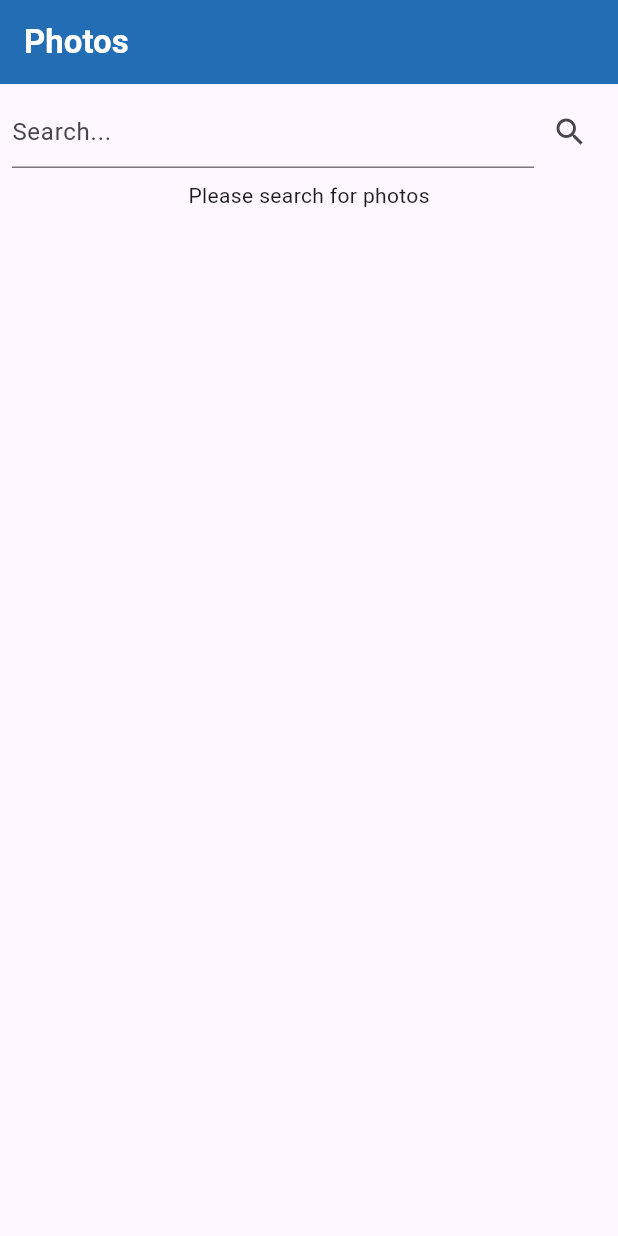
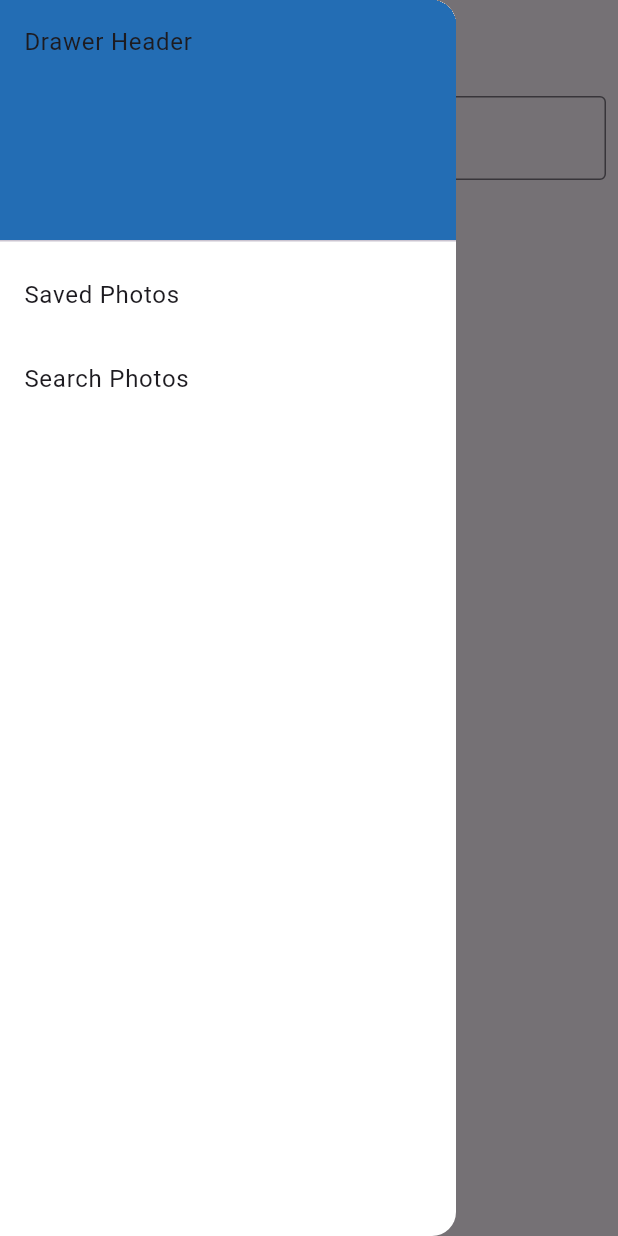
Before and after one commit to ArunkumarGopalakrishnan1998/flutter_photos, a Flutter app: the screen it shows after launch, with the side drawer open (before the commit the screen has no drawer), on a phone screen of 412 x 824 dp. Run offline on Flutter 3.47's test engine with Material 3 defaults, Android fonts, the phone set to English and light mode, and no system bars; our stand-ins replace cached_network_image, dio, photo_view, share_plus.

Commit message:
Final changes

```diff
--- a/lib/main.dart
+++ b/lib/main.dart
@@ -3,8 +3,10 @@ import 'dart:developer';
 import 'package:flutter/material.dart';
 import 'package:cached_network_image/cached_network_image.dart';
 import 'package:photos/preview.dart';
+import 'package:photos/saved.dart';
 import 'package:http/http.dart';
 import 'dart:convert';
+import 'package:flutter_staggered_grid_view/flutter_staggered_grid_view.dart';
 
 void main() {
   runApp(MaterialApp(
@@ -20,7 +22,7 @@ class WDPhotos extends StatefulWidget {
 }
 
 class _WDPhotosState extends State<WDPhotos> {
-  List<String> photos = [];
+  List<Map<String, String>> photos = [];
 
   final TextEditingController searchController = TextEditingController();
   final ScrollController _scrollController = ScrollController();
@@ -47,7 +49,10 @@ class _WDPhotosState extends State<WDPhotos> {
           Map<String, dynamic> jsonData = jsonDecode(resp.body);
           List<dynamic> photos_result = jsonData['photos'];
           for (Map<String, dynamic> photo in photos_result) {
-            photos.add(photo['src']['medium']);
+            photos.add({
+              'thumbnail': photo['src']['small'],
+              'original': photo['src']['original']
+            });
           }
         });
       } else {
@@ -72,11 +77,11 @@ class _WDPhotosState extends State<WDPhotos> {
   Widget build(BuildContext context) {
     return Scaffold(
       appBar: AppBar(
-          backgroundColor: Color.fromRGBO(35, 109, 180, 1),
         title: const Text(
-            'Photos',
-            style: TextStyle(fontWeight: FontWeight.bold, color: Colors.white),
+          'Zoho Photos',
+          style: TextStyle(fontWeight: FontWeight.bold),
         ),
+        backgroundColor: Colors.transparent,
       ),
       body: Column(
         children: [
@@ -92,15 +97,9 @@ class _WDPhotosState extends State<WDPhotos> {
                       controller: searchController,
                       decoration: InputDecoration(
                           hintText: 'Search...',
+                          border: OutlineInputBorder(),
+                          prefixIcon: Icon(Icons.search_outlined)),
                     ),
-                      ),
-                    ),
-                    IconButton(
-                      icon: Icon(Icons.search_sharp),
-                      onPressed: () {
-                        String searchTerm = searchController.text;
-                        getPhotos(searchTerm);
-                      },
                   ),
                 ],
               )),
@@ -111,34 +110,35 @@ class _WDPhotosState extends State<WDPhotos> {
               valueColor: AlwaysStoppedAnimation(Colors.blue),
             )),
           if (photos.length == 0 && !isLoading)
-              Center(
+            Expanded(
+              child: Center(
                 child: Text('Please search for photos'),
+              ),
             )
           else
             Expanded(
-                child: GridView.builder(
-                  physics: ScrollPhysics(),
-                  controller: _scrollController,
-                  padding: const EdgeInsets.all(1),
+              child: MasonryGridView.count(
+                crossAxisCount: 2,
+                mainAxisSpacing: 12,
+                crossAxisSpacing: 12,
+                padding: EdgeInsets.all(12.0),
                 itemCount: photos.length,
-                  gridDelegate: SliverGridDelegateWithFixedCrossAxisCount(
-                    crossAxisCount: 3,
-                  ),
-                  itemBuilder: ((context, index) {
-                    return Container(
-                      padding: const EdgeInsets.all(1),
-                      child: InkWell(
-                        onTap: () => Navigator.push(
+                itemBuilder: (context, index) {
+                  return InkWell(
+                    onTap: () {
+                      Navigator.push(
                         context,
                         MaterialPageRoute(
-                            builder: (_) =>
-                                Preview(photos: photos, index: index),
+                          builder: (_) => Preview(photos: photos, index: index),
                         ),
-                        ),
+                      );
+                    },
+                    child: ClipRRect(
+                      borderRadius: BorderRadius.circular(8.0),
                       child: Hero(
                         tag: photos[index],
                         child: CachedNetworkImage(
-                            imageUrl: photos[index],
+                          imageUrl: photos[index]['thumbnail']!,
                           fit: BoxFit.cover,
                           placeholder: (context, url) =>
                               Container(color: Colors.grey),
@@ -148,10 +148,51 @@ class _WDPhotosState extends State<WDPhotos> {
                       ),
                     ),
                   );
-                  }),
+                },
               ),
             ),
         ],
-        ));
+      ),
+      drawer: Drawer(
+        // Add a ListView to the drawer. This ensures the user can scroll
+        // through the options in the drawer if there isn't enough vertical
+        // space to fit everything.
+        backgroundColor: Colors.white,
+        child: ListView(
+          // Important: Remove any padding from the ListView.
+          padding: EdgeInsets.zero,
+          children: [
+            const DrawerHeader(
+              decoration: BoxDecoration(
+                color: Color.fromRGBO(35, 109, 180, 1),
+              ),
+              child: Text('Drawer Header'),
+            ),
+            ListTile(
+              title: const Text('Saved Photos'),
+              onTap: () {
+                // Update the state of the app.
+                // ...
+                Navigator.pop(context);
+                Navigator.push(
+                  context,
+                  MaterialPageRoute(
+                    builder: (_) => Saved(),
+                  ),
+                );
+              },
+            ),
+            ListTile(
+              title: const Text('Search Photos'),
+              onTap: () {
+                // Update the state of the app.
+                // ...
+                Navigator.pop(context);
+              },
+            ),
+          ],
+        ),
+      ),
+    );
   }
 }
```
Also changed, not shown: lib/preview.dart (+96 -15 lines), lib/saved.dart (added, +72 -0 lines). Lines whose indentation alone changed are shown as unchanged.
